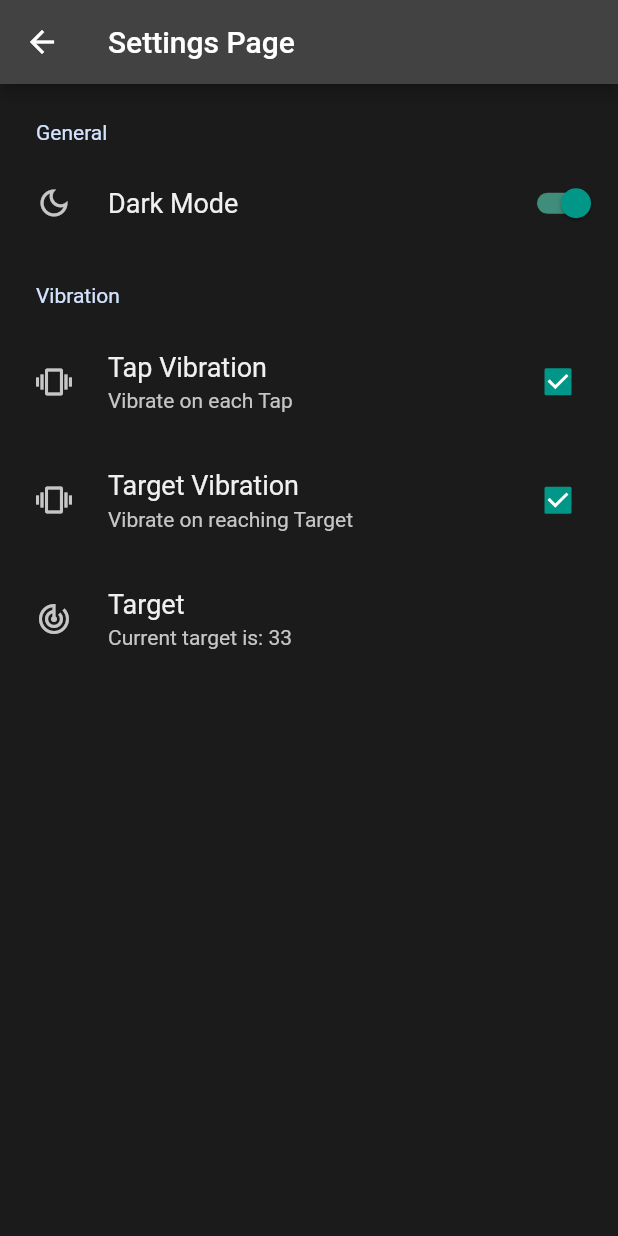
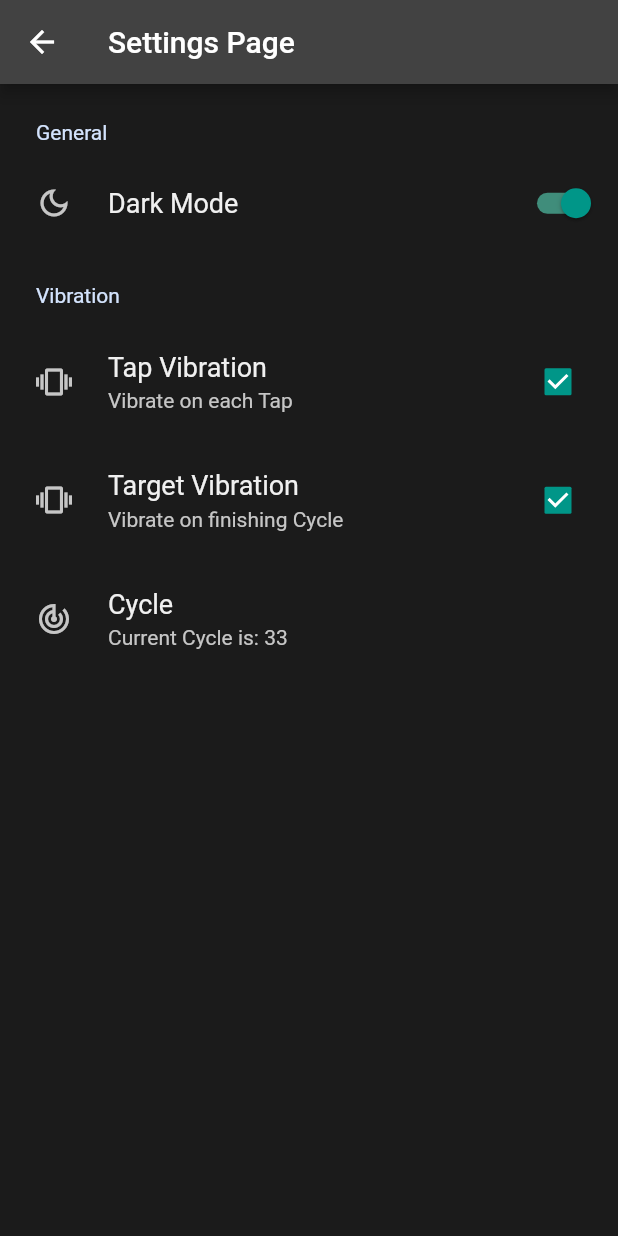
Before and after one commit to othman98shawgan/dhikr-counter, a Flutter app: the screen it shows after launch, after a tap on the "settings" icon, on a phone screen of 412 x 824 dp. Run offline on Flutter 3.47's test engine with Material 2 defaults, Android fonts, the phone set to English and light mode, and no system bars; drawn by our look-alikes of settings_ui; our stand-ins replace shared_preferences, wakelock; missing offline and left inert: flutter_android_volume_keydown, flutter_vibrate.

Commit message:
#19: change target to cycle

```diff
--- a/lib/ui/home.dart
+++ b/lib/ui/home.dart
@@ -99,7 +99,7 @@ class _HomePageState extends State<HomePage> {
     return Consumer2<DikhrNotifier, ThemeNotifier>(
       builder: (context, dikhr, theme, _) => Scaffold(
         appBar: AppBar(
-          title: const Text('Counter'),
+          title: const Text('Tasbeeh Counter'),
           actions: [
             IconButton(
               icon: const Icon(Icons.refresh),
--- a/lib/ui/settings_page.dart
+++ b/lib/ui/settings_page.dart
@@ -63,7 +63,7 @@ class _SettingsPageState extends State<SettingsPage> {
                   ),
                   SettingsTile(
                     title: const Text('Target Vibration'),
-                    description: const Text('Vibrate on reaching Target'),
+                    description: const Text('Vibrate on finishing Cycle'),
                     leading: const Icon(Icons.vibration),
                     trailing: Checkbox(
                       value: dikhr.getVibrateOnCountTarget(),
@@ -79,8 +79,8 @@ class _SettingsPageState extends State<SettingsPage> {
                   SettingsTile.navigation(
                     enabled: dikhr.getVibrateOnCountTarget(),
                     leading: const Icon(Icons.track_changes),
-                    title: const Text('Target'),
-                    value: Text('Current target is: ${dikhr.getDikhrTarget()}'),
+                    title: const Text('Cycle'),
+                    value: Text('Current Cycle is: ${dikhr.getDikhrTarget()}'),
                     onPressed: (context) {
                       showRoundToDialog(context, dikhr.getDikhrTarget());
                     },
```
